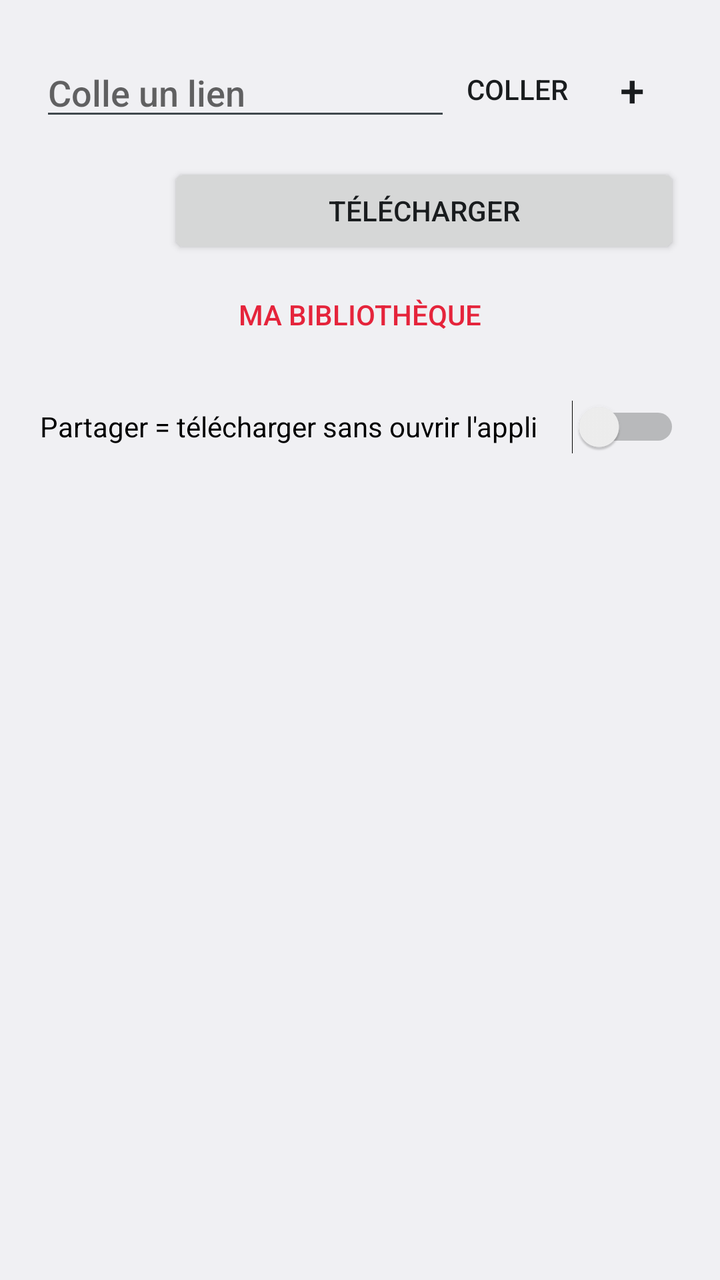
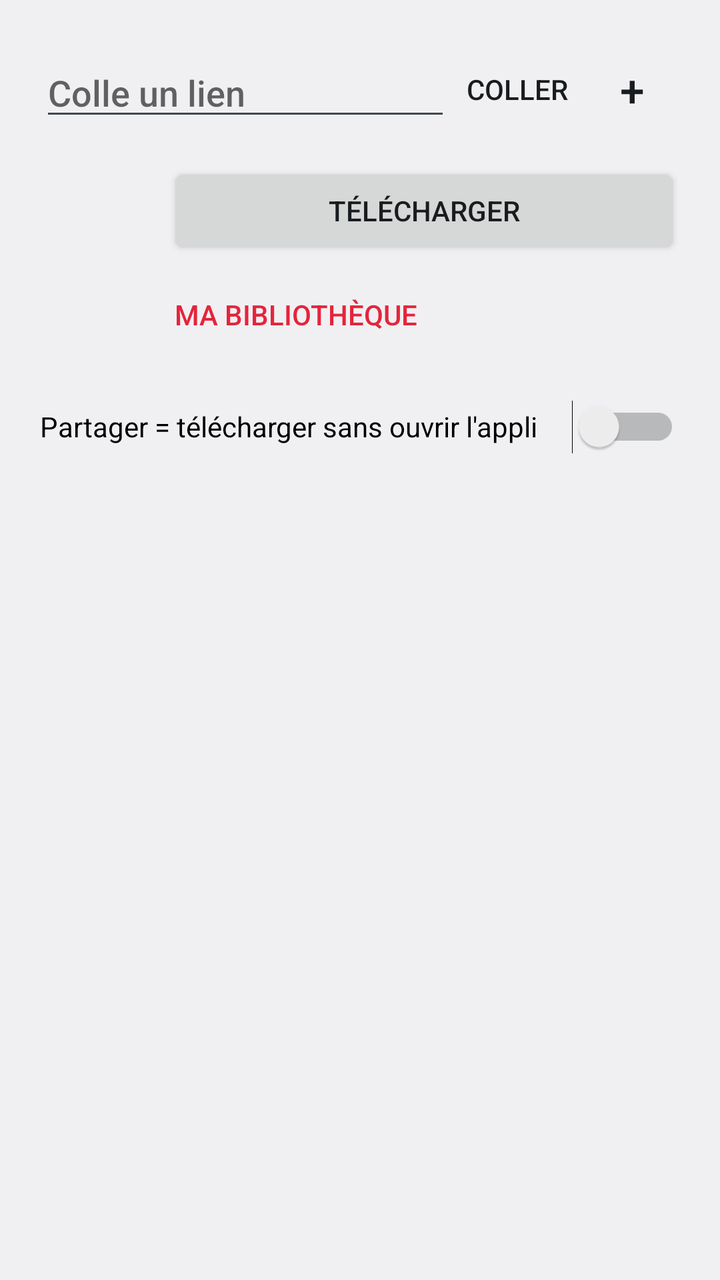

Two renders of the same Android screen: before a commit and after it. Below are the layout's source before the change and the commit's diff.
<!-- AndroidManifest.xml: application theme AppTheme -->
<!-- res/layout/activity_main.xml -->
<?xml version="1.0" encoding="utf-8"?>
<ScrollView xmlns:android="http://schemas.android.com/apk/res/android"
    android:id="@+id/root"
    android:layout_width="match_parent"
    android:layout_height="match_parent"
    android:fillViewport="true">

    <LinearLayout
        android:layout_width="match_parent"
        android:layout_height="wrap_content"
        android:orientation="vertical"
        android:padding="20dp">

        <LinearLayout
            android:layout_width="match_parent"
            android:layout_height="wrap_content"
            android:gravity="center_vertical"
            android:orientation="horizontal">

            <EditText
                android:id="@+id/urlInput"
                android:layout_width="0dp"
                android:layout_height="wrap_content"
                android:layout_weight="1"
                android:autofillHints=""
                android:hint="@string/hint_url"
                android:imeOptions="actionGo"
                android:inputType="textUri"
                android:maxLines="3" />

            <Button
                android:id="@+id/pasteButton"
                style="?android:attr/borderlessButtonStyle"
                android:layout_width="wrap_content"
                android:layout_height="wrap_content"
                android:minWidth="0dp"
                android:paddingStart="8dp"
                android:paddingEnd="8dp"
                android:text="@string/paste" />

            <Button
                android:id="@+id/addLinkButton"
                style="?android:attr/borderlessButtonStyle"
                android:layout_width="48dp"
                android:layout_height="wrap_content"
                android:contentDescription="@string/add_link"
                android:minWidth="0dp"
                android:text="+"
                android:textSize="22sp" />
        </LinearLayout>

        
        <LinearLayout
            android:id="@+id/extraLinks"
            android:layout_width="match_parent"
            android:layout_height="wrap_content"
            android:orientation="vertical" />

        <LinearLayout
            android:layout_width="match_parent"
            android:layout_height="wrap_content"
            android:layout_marginTop="12dp"
            android:orientation="horizontal">

            <Button
                android:id="@+id/qualityButton"
                style="?android:attr/buttonBarButtonStyle"
                android:layout_width="wrap_content"
                android:layout_height="wrap_content"
                android:textAllCaps="false" />

            <Button
                android:id="@+id/downloadButton"
                android:layout_width="0dp"
                android:layout_height="wrap_content"
                android:layout_weight="1"
                android:text="@string/download" />
        </LinearLayout>

        <Button
            android:id="@+id/libraryButton"
            style="?android:attr/buttonBarButtonStyle"
            android:layout_width="match_parent"
            android:layout_height="wrap_content"
            android:layout_marginTop="4dp"
            android:text="@string/library_button" />

        
        <Switch
            android:id="@+id/shareDirectSwitch"
            android:layout_width="match_parent"
            android:layout_height="wrap_content"
            android:layout_marginTop="8dp"
            android:minHeight="48dp"
            android:text="@string/share_direct_switch" />

        <ProgressBar
            android:id="@+id/progress"
            style="?android:attr/progressBarStyleHorizontal"
            android:layout_width="match_parent"
            android:layout_height="wrap_content"
            android:layout_marginTop="20dp"
            android:max="1000"
            android:visibility="invisible" />

        <TextView
            android:id="@+id/status"
            android:layout_width="match_parent"
            android:layout_height="wrap_content"
            android:layout_marginTop="12dp"
            android:textAppearance="?android:attr/textAppearanceMedium"
            android:textIsSelectable="true" />
    </LinearLayout>
</ScrollView>
<!-- resources referenced by this layout -->
<resources>
  <string name="add_link">Ajouter un lien</string>
  <string name="download">Télécharger</string>
  <string name="hint_url">Colle un lien</string>
  <string name="library_button">Ma bibliothèque</string>
  <string name="paste">Coller</string>
  <string name="share_direct_switch">Partager = télécharger sans ouvrir l\'appli</string>
  <style name="AppTheme" parent="android:Theme.Material.Light.DarkActionBar">
          <item name="android:colorPrimary">@color/brand</item>
          <item name="android:colorPrimaryDark">@color/brand_dark</item>
          <item name="android:colorAccent">@color/brand</item>
      </style>
  <color name="brand">#E5243B</color>
  <color name="brand_dark">#B01A2D</color>
</resources>

<!-- the commit's change to res/layout/activity_main.xml (unified diff, before → after) -->
@@ -77,13 +77,32 @@
                 android:text="@string/download" />
         </LinearLayout>
 
-        <Button
-            android:id="@+id/libraryButton"
-            style="?android:attr/buttonBarButtonStyle"
+        
+        <LinearLayout
             android:layout_width="match_parent"
             android:layout_height="wrap_content"
             android:layout_marginTop="4dp"
-            android:text="@string/library_button" />
+            android:gravity="center_vertical"
+            android:orientation="horizontal">
+
+            <Button
+                android:id="@+id/libraryButton"
+                style="?android:attr/buttonBarButtonStyle"
+                android:layout_width="0dp"
+                android:layout_height="wrap_content"
+                android:layout_weight="1"
+                android:text="@string/library_button" />
+
+            <TextView
+                android:id="@+id/librarySize"
+                android:layout_width="wrap_content"
+                android:layout_height="wrap_content"
+                android:minWidth="64dp"
+                android:paddingStart="8dp"
+                android:paddingEnd="8dp"
+                android:gravity="end"
+                android:textAppearance="?android:attr/textAppearanceMedium" />
+        </LinearLayout>
 
         
         <Switch
